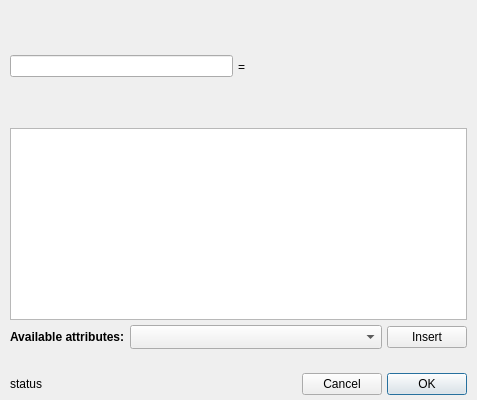
Above: glue_qt/dialogs/component_arithmetic/equation_editor.ui from glue-viz/glue-qt before the change. Below: the same form after it.
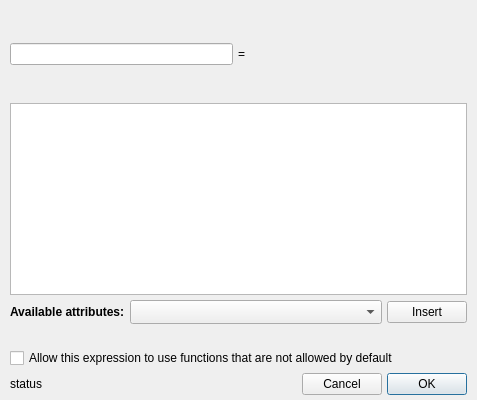
That is the form after the change. Custom widgets are drawn as their Qt base class.

Commit message: Add a checkbox to the equation editor that lets users allow an expression that uses functions that are not allowed by default

Patch:
```diff
--- a/glue_qt/dialogs/component_arithmetic/equation_editor.ui
+++ b/glue_qt/dialogs/component_arithmetic/equation_editor.ui
@@ -151,6 +151,13 @@
      </property>
     </widget>
    </item>
+   <item>
+    <widget class="QCheckBox" name="checkbox_unrestricted">
+     <property name="text">
+      <string>Allow this expression to use functions that are not allowed by default</string>
+     </property>
+    </widget>
+   </item>
    <item>
     <layout class="QHBoxLayout" name="horizontalLayout">
      <item>
```
The commit also changes 4 other files.
